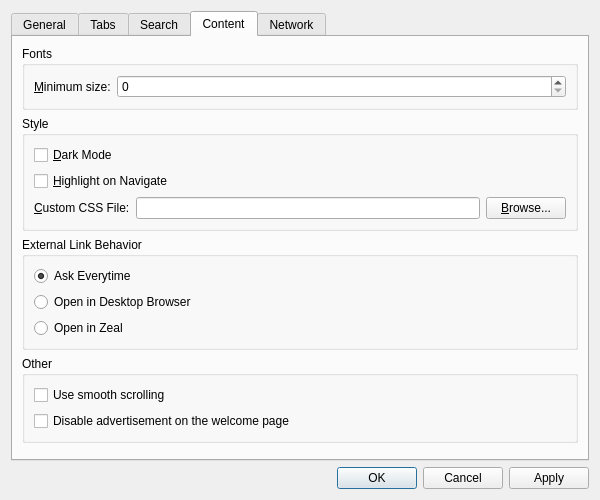
Qt form src/libs/ui/settingsdialog.ui (zealdocs/zeal) before a commit.
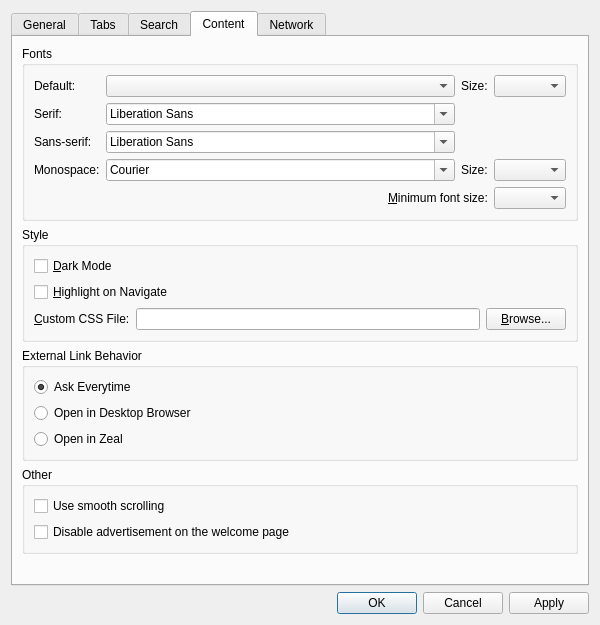
The same form after that commit. The open tabs and pages were chosen to show the change. Custom widgets are drawn as their Qt base class.

Commit message: ui: Add default font preferences (fixes #269)

```diff
--- a/src/libs/ui/settingsdialog.ui
+++ b/src/libs/ui/settingsdialog.ui
@@ -10,7 +10,7 @@
     <x>0</x>
     <y>0</y>
     <width>600</width>
-    <height>500</height>
+    <height>625</height>
    </rect>
   </property>
   <property name="windowTitle">
@@ -245,19 +245,144 @@
          <property name="title">
           <string>Fonts</string>
          </property>
-         <layout class="QFormLayout" name="formLayout_4">
-          <item row="0" column="0">
-           <widget class="QLabel" name="label_2">
-            <property name="text">
-             <string>&amp;Minimum size:</string>
-            </property>
-            <property name="buddy">
-             <cstring>minimumFontSizeSpinBox</cstring>
-            </property>
-           </widget>
+         <layout class="QVBoxLayout" name="verticalLayout_14">
+          <item>
+           <layout class="QHBoxLayout" name="horizontalLayout_3" stretch="4,0">
+            <item>
+             <layout class="QFormLayout" name="formLayout">
+              <property name="sizeConstraint">
+               <enum>QLayout::SetMinimumSize</enum>
+              </property>
+              <item row="0" column="0">
+               <widget class="QLabel" name="label">
+                <property name="text">
+                 <string>Default:</string>
+                </property>
+               </widget>
+              </item>
+              <item row="0" column="1">
+               <widget class="QComboBox" name="defaultFontComboBox"/>
+              </item>
+              <item row="1" column="0">
+               <widget class="QLabel" name="label_4">
+                <property name="text">
+                 <string>Serif:</string>
+                </property>
+               </widget>
+              </item>
+              <item row="1" column="1">
+               <widget class="QFontComboBox" name="serifFontComboBox">
+                <property name="fontFilters">
+                 <set>QFontComboBox::ScalableFonts</set>
+                </property>
+               </widget>
+              </item>
+              <item row="2" column="0">
+               <widget class="QLabel" name="label_6">
+                <property name="text">
+                 <string>Sans-serif:</string>
+                </property>
+               </widget>
+              </item>
+              <item row="2" column="1">
+               <widget class="QFontComboBox" name="sansSerifFontComboBox">
+                <property name="fontFilters">
+                 <set>QFontComboBox::ScalableFonts</set>
+                </property>
+               </widget>
+              </item>
+              <item row="3" column="0">
+               <widget class="QLabel" name="label_3">
+                <property name="text">
+                 <string>Monospace:</string>
+                </property>
+               </widget>
+              </item>
+              <item row="3" column="1">
+               <widget class="QFontComboBox" name="fixedFontComboBox">
+                <property name="fontFilters">
+                 <set>QFontComboBox::MonospacedFonts|QFontComboBox::ScalableFonts</set>
+                </property>
+               </widget>
+              </item>
+             </layout>
+            </item>
+            <item>
+             <layout class="QVBoxLayout" name="verticalLayout_16">
+              <item>
+               <layout class="QFormLayout" name="formLayout_6">
+                <item row="0" column="0">
+                 <widget class="QLabel" name="label_7">
+                  <property name="text">
+                   <string>Size:</string>
+                  </property>
+                 </widget>
+                </item>
+                <item row="0" column="1">
+                 <widget class="QComboBox" name="fontSizeComboBox"/>
+                </item>
+               </layout>
+              </item>
+              <item>
+               <spacer name="verticalSpacer_6">
+                <property name="orientation">
+                 <enum>Qt::Vertical</enum>
+                </property>
+                <property name="sizeHint" stdset="0">
+                 <size>
+                  <width>20</width>
+                  <height>40</height>
+                 </size>
+                </property>
+               </spacer>
+              </item>
+              <item>
+               <layout class="QFormLayout" name="formLayout_4">
+                <item row="0" column="0">
+                 <widget class="QLabel" name="label_11">
+                  <property name="text">
+                   <string>Size:</string>
+                  </property>
+                 </widget>
+                </item>
+                <item row="0" column="1">
+                 <widget class="QComboBox" name="fixedFontSizeComboBox"/>
+                </item>
+               </layout>
+              </item>
+             </layout>
+            </item>
+           </layout>
           </item>
-          <item row="0" column="1">
-           <widget class="QSpinBox" name="minimumFontSizeSpinBox"/>
+          <item>
+           <layout class="QHBoxLayout" name="horizontalLayout_5">
+            <item>
+             <spacer name="horizontalSpacer_2">
+              <property name="orientation">
+               <enum>Qt::Horizontal</enum>
+              </property>
+              <property name="sizeHint" stdset="0">
+               <size>
+                <width>40</width>
+                <height>20</height>
+               </size>
+              </property>
+             </spacer>
+            </item>
+            <item>
+             <widget class="QLabel" name="label_2">
+              <property name="text">
+               <string>&amp;Minimum font size:</string>
+              </property>
+              <property name="buddy">
+               <cstring>minFontSizeComboBox</cstring>
+              </property>
+             </widget>
+            </item>
+            <item>
+             <widget class="QComboBox" name="minFontSizeComboBox"/>
+            </item>
+           </layout>
           </item>
          </layout>
         </widget>
```
The commit also changes 3 other files.
